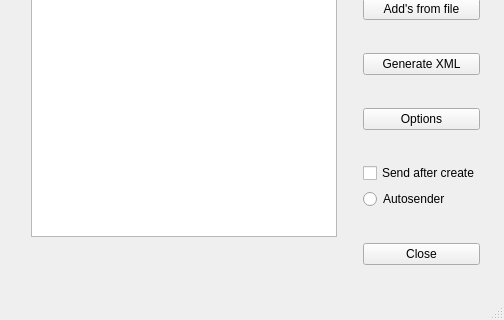
Before: the Qt Designer form DbSqlExport/DbSqlExport.ui in AnatolySolovyev12/DbSqlExport, drawn with Qt 5; both pictures show x 0 to 504 and y 242 to 562 of the 504 by 562 pixel window.
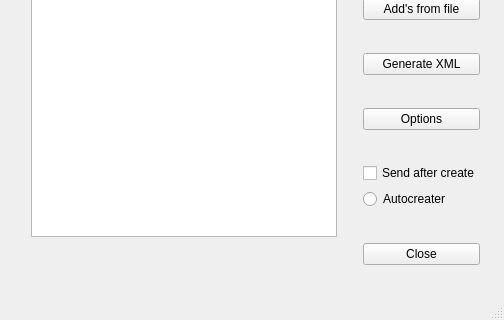
After: the same form once the commit is applied.

Patch:
```diff
--- a/DbSqlExport/DbSqlExport.ui
+++ b/DbSqlExport/DbSqlExport.ui
@@ -120,7 +120,7 @@
          <item>
           <widget class="QRadioButton" name="autoSender">
            <property name="text">
-            <string>Autosender</string>
+            <string>Autocreater</string>
            </property>
           </widget>
          </item>
```
